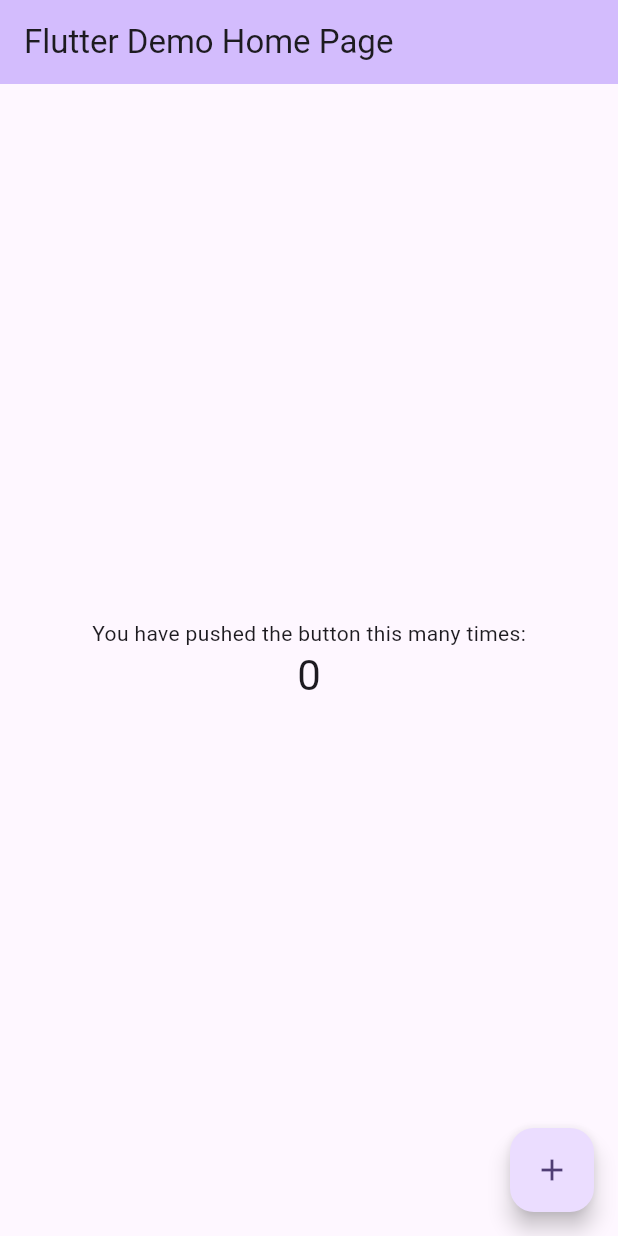
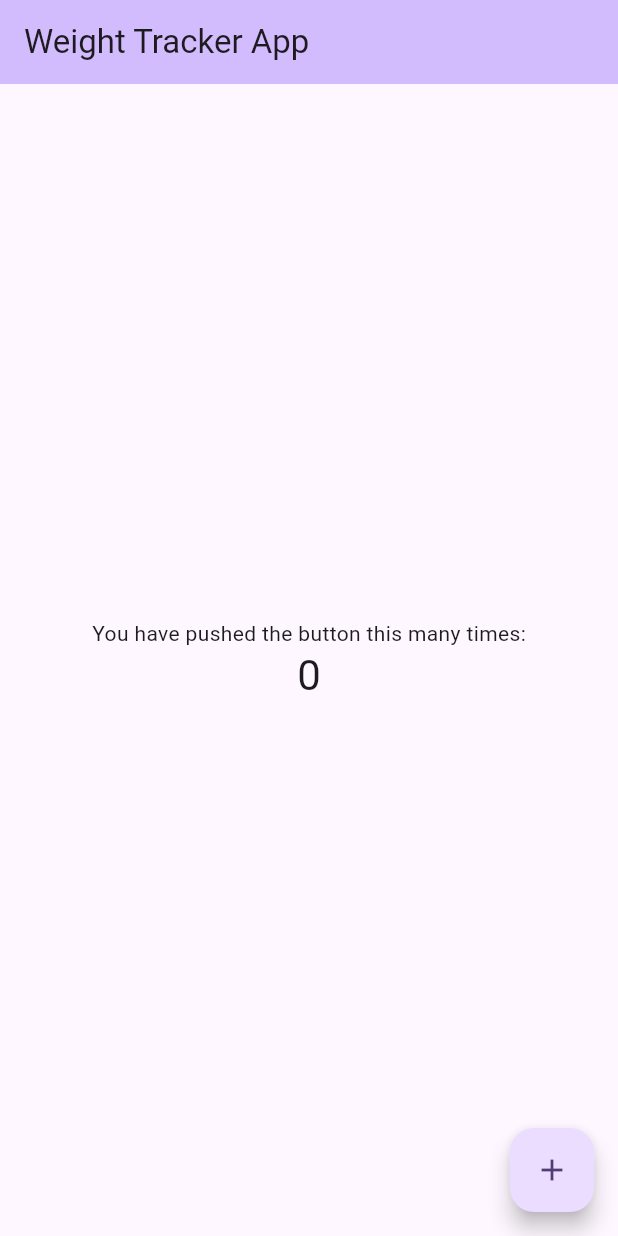
Before and after one commit to maniakDevelopers/weight-tracker-app, a Flutter app: the screen it shows after launch, on a phone screen of 412 x 824 dp. Run offline on Flutter 3.47's test engine with Material 2 defaults, Android fonts, the phone set to English and light mode, and no system bars.

Commit message:
Project Structure
Structuring my project

```diff
--- a/lib/main.dart
+++ b/lib/main.dart
@@ -11,7 +11,8 @@ class MyApp extends StatelessWidget {
   @override
   Widget build(BuildContext context) {
     return MaterialApp(
-      title: 'Flutter Demo',
+      debugShowCheckedModeBanner: false,
+      title: 'Weight Tracker App',
       theme: ThemeData(
         // This is the theme of your application.
         //
@@ -31,7 +32,7 @@ class MyApp extends StatelessWidget {
         colorScheme: ColorScheme.fromSeed(seedColor: Colors.deepPurple),
         useMaterial3: true,
       ),
-      home: const MyHomePage(title: 'Flutter Demo Home Page'),
+      home: const MyHomePage(title: 'Weight Tracker App'),
     );
   }
 }
--- /dev/null
+++ b/lib/screens/home_screen.dart
@@ -0,0 +1 @@
+// Weight History and Delete Weight
--- /dev/null
+++ b/lib/screens/weight_crud_screen.dart
@@ -0,0 +1 @@
+// Save, Edit and Delete Weight
```
Also changed, not shown: lib/common/constants.dart (added), lib/common/packages.dart (added), lib/common/routes.dart (added), lib/common/theme.dart (added), lib/screens/login_screen.dart (added), lib/screens/sign_up_screen.dart (added).
